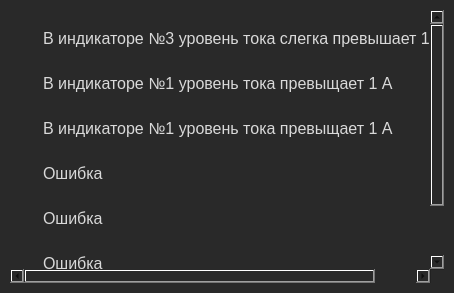
First picture: the form in UI/UI/errorwindow.ui, repository zerotonyq/MTCOLD, before the edit.
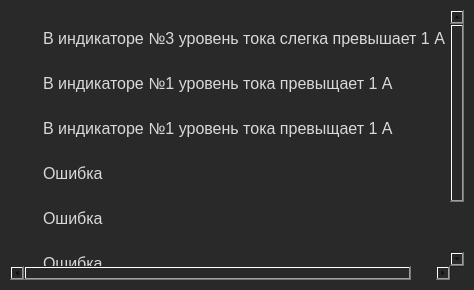
Second picture: the form after the edit.

Patch:
```diff
--- a/UI/UI/errorwindow.ui
+++ b/UI/UI/errorwindow.ui
@@ -6,8 +6,8 @@
    <rect>
     <x>0</x>
     <y>0</y>
-    <width>454</width>
-    <height>293</height>
+    <width>474</width>
+    <height>290</height>
    </rect>
   </property>
   <property name="windowTitle">
@@ -59,8 +59,8 @@
        <rect>
         <x>0</x>
         <y>0</y>
-        <width>424</width>
-        <height>288</height>
+        <width>472</width>
+        <height>337</height>
        </rect>
       </property>
       <property name="styleSheet">
```
